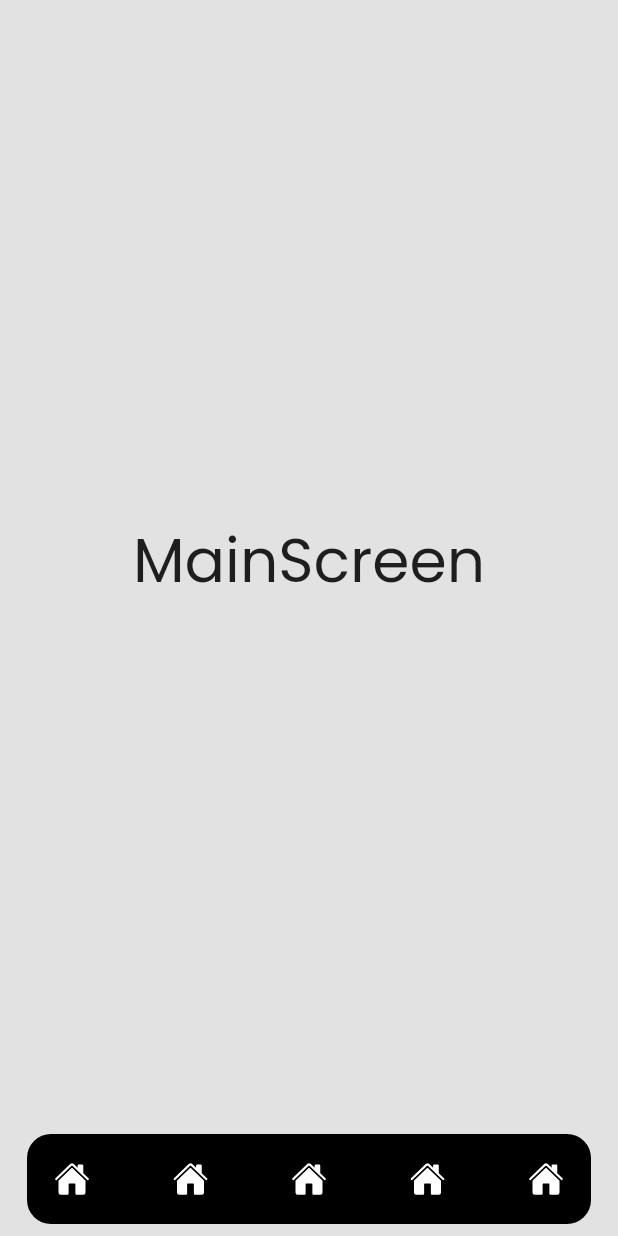
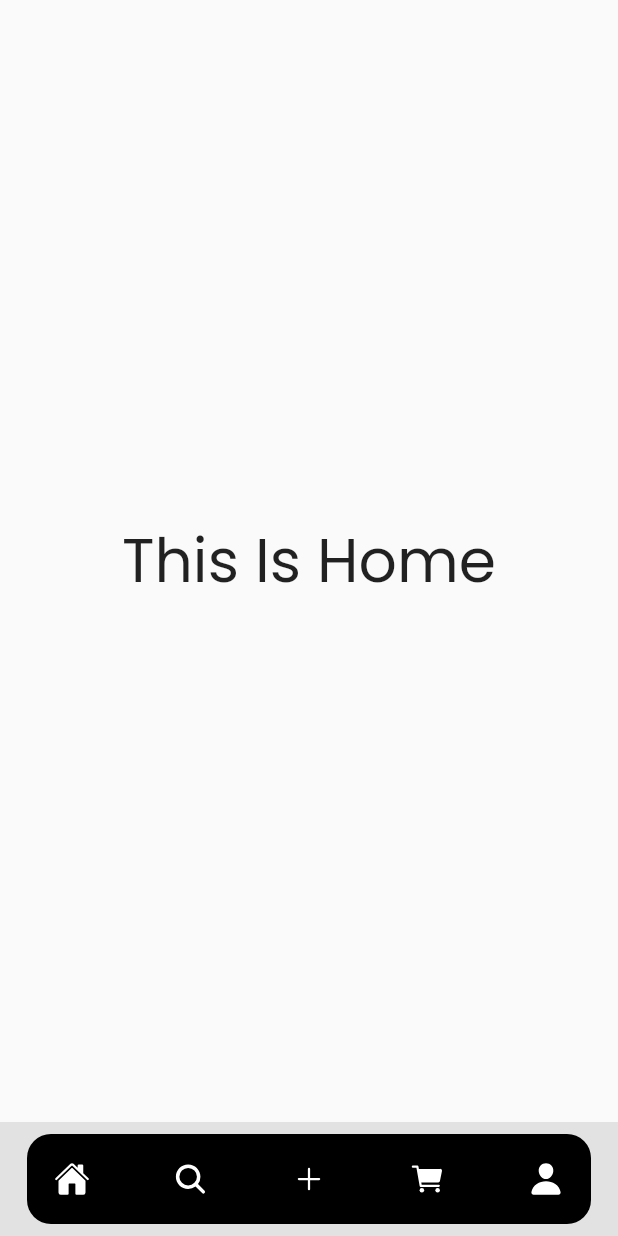
Before and after one commit to GrimsAlphaDev/Flutter_Shoes_Store, a Flutter app: the screen it shows after launch, on a phone screen of 412 x 824 dp. Run offline on Flutter 3.47's test engine with Material 2 defaults, Android fonts, the phone set to English and light mode, and no system bars; our stand-ins replace google_fonts, ionicons.

Commit message:
adding bottom navigation with provider

```diff
--- /dev/null
+++ b/lib/controllers/mainscreen_provider.dart
@@ -0,0 +1,12 @@
+import 'package:flutter/material.dart';
+
+class MainScreenNotifier extends ChangeNotifier {
+  int _pageIndex = 0;
+
+  int get pageIndex => _pageIndex;
+
+  set pageIndex(int newIndex){
+    _pageIndex = newIndex;
+    notifyListeners();
+  }
+}
--- a/lib/views/shared/bottom_nav_widget.dart
+++ b/lib/views/shared/bottom_nav_widget.dart
@@ -1,5 +1,4 @@
 import 'package:flutter/material.dart';
-import 'package:ionicons/ionicons.dart';
 
 class BottomNavWidget extends StatelessWidget {
   const BottomNavWidget({
@@ -14,11 +13,11 @@ class BottomNavWidget extends StatelessWidget {
   Widget build(BuildContext context) {
     return GestureDetector(
       onTap: onTap,
-      child: const SizedBox(
+      child: SizedBox(
         height: 36,
         width: 36,
         child: Icon(
-          Ionicons.home,
+          icon,
           color: Colors.white,
         ),
       ),
--- a/lib/views/ui/homepage.dart
+++ b/lib/views/ui/homepage.dart
@@ -0,0 +1,23 @@
+import 'package:flutter/material.dart';
+import 'package:shoes_store_flutter/views/shared/appstyle.dart';
+
+class HomePage extends StatefulWidget {
+  const HomePage({super.key});
+
+  @override
+  State<HomePage> createState() => _HomePageState();
+}
+
+class _HomePageState extends State<HomePage> {
+  @override
+  Widget build(BuildContext context) {
+    return Scaffold(
+      body: Center(
+        child: Text(
+          "This Is Home",
+          style: appstyle(40, Colors.black, FontWeight.bold),
+        ),
+      ),
+    );
+  }
+}
--- a/lib/views/ui/mainscreen.dart
+++ b/lib/views/ui/mainscreen.dart
@@ -1,15 +1,31 @@
 import 'package:flutter/material.dart';
 import 'package:ionicons/ionicons.dart';
-import 'package:shoes_store_flutter/views/shared/appstyle.dart';
+import 'package:provider/provider.dart';
+import 'package:shoes_store_flutter/controllers/mainscreen_provider.dart';
 import 'package:shoes_store_flutter/views/shared/bottom_nav_widget.dart';
+import 'package:shoes_store_flutter/views/ui/cartpage.dart';
+import 'package:shoes_store_flutter/views/ui/homepage.dart';
+import 'package:shoes_store_flutter/views/ui/profile.dart';
+import 'package:shoes_store_flutter/views/ui/searchpage.dart';
 
 class MainScreen extends StatelessWidget {
-  const MainScreen({super.key});
+  MainScreen({super.key});
+
+  List<Widget> pageList = const [
+    HomePage(),
+    SearchPage(),
+    HomePage(),
+    CartPage(),
+    ProfilePage(),
+  ];
 
   @override
   Widget build(BuildContext context) {
+    return Consumer<MainScreenNotifier>(
+        builder: (context, mainScreenNotifier, child) {
       return Scaffold(
         backgroundColor: const Color(0xFFE2E2E2),
+        body: pageList[mainScreenNotifier.pageIndex],
         bottomNavigationBar: SafeArea(
           child: Padding(
             padding: const EdgeInsets.all(8),
@@ -24,24 +40,41 @@ class MainScreen extends StatelessWidget {
                 mainAxisAlignment: MainAxisAlignment.spaceBetween,
                 children: [
                   BottomNavWidget(
-                  onTap: () {},
+                    onTap: () {
+                      mainScreenNotifier.pageIndex = 0;
+                    },
                     icon: Ionicons.home,
                   ),
-                BottomNavWidget(),
-                BottomNavWidget(),
-                BottomNavWidget(),
-                BottomNavWidget(),
+                  BottomNavWidget(
+                    onTap: () {
+                      mainScreenNotifier.pageIndex = 1;
+                    },
+                    icon: Ionicons.search,
+                  ),
+                  BottomNavWidget(
+                    onTap: () {
+                      mainScreenNotifier.pageIndex = 2;
+                    },
+                    icon: Ionicons.add,
+                  ),
+                  BottomNavWidget(
+                    onTap: () {
+                      mainScreenNotifier.pageIndex = 3;
+                    },
+                    icon: Ionicons.cart,
+                  ),
+                  BottomNavWidget(
+                    onTap: () {
+                      mainScreenNotifier.pageIndex = 4;
+                    },
+                    icon: Ionicons.person,
+                  ),
                 ],
               ),
             ),
           ),
         ),
-      body: Center(
-        child: Text(
-          "MainScreen",
-          style: appstyle(40, Colors.black, FontWeight.bold),
-        ),
-      ),
       );
+    });
   }
 }
--- a/pubspec.yaml
+++ b/pubspec.yaml
@@ -37,6 +37,7 @@ dependencies:
   cupertino_icons: ^1.0.2
   google_fonts: ^4.0.4
   ionicons: ^0.2.2
+  provider: ^6.0.5
 
 dev_dependencies:
   flutter_test:
```
Also changed, not shown: lib/main.dart (+13 -98 lines), lib/views/ui/cartpage.dart (+23 -0 lines), lib/views/ui/profile.dart (+23 -0 lines), lib/views/ui/searchpage.dart (+23 -0 lines), pubspec.lock. Lines whose indentation alone changed are shown as unchanged.
